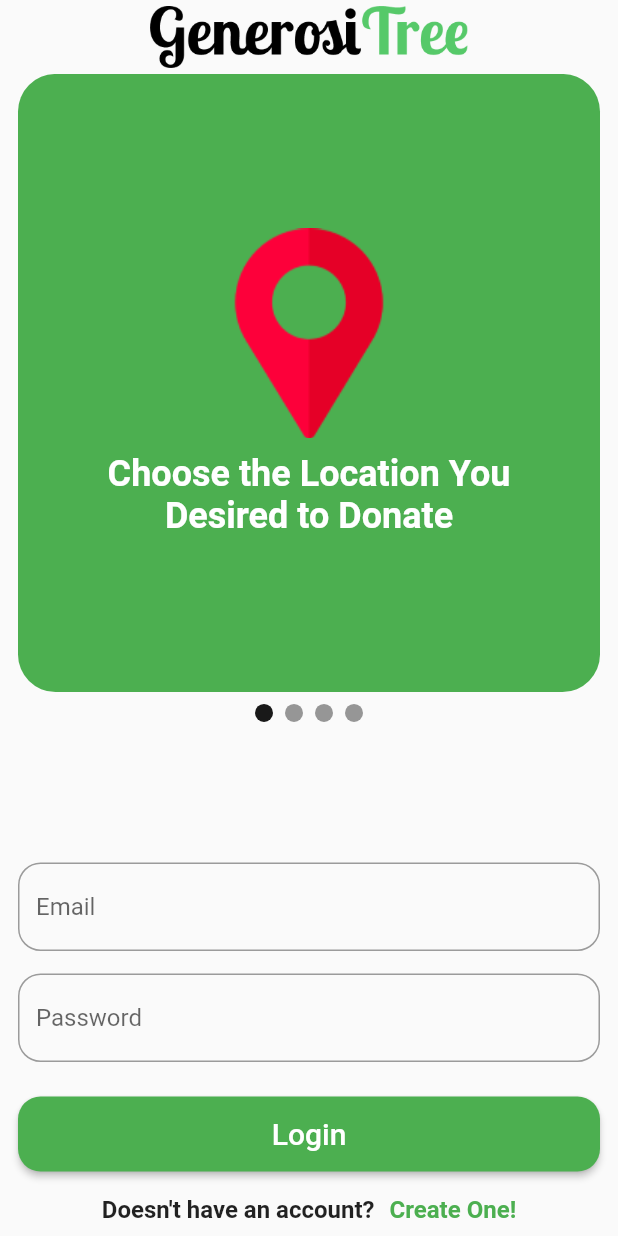
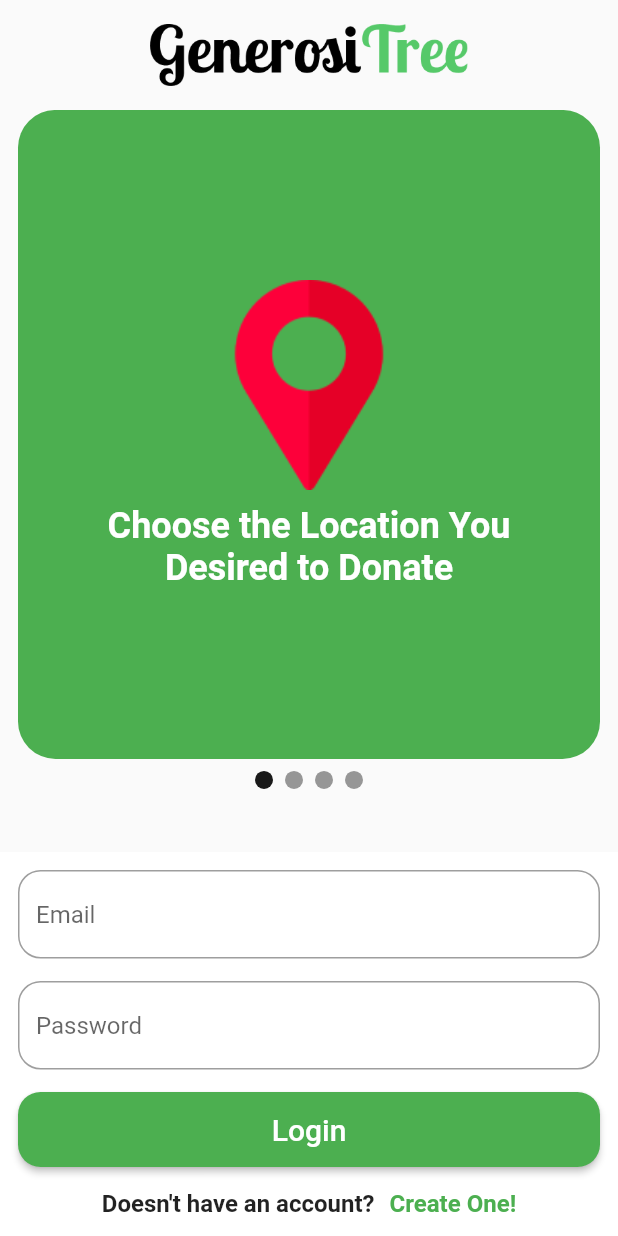
Before and after one commit to PBP-E-03/proyek-akhir-semester, a Flutter app: the screen it shows after launch, on a phone screen of 412 x 824 dp. Run offline on Flutter 3.47's test engine with Material 2 defaults, Android fonts, the phone set to English and light mode, and no system bars; drawn by our look-alikes of carousel_slider; our stand-ins replace email_validator, flutter_secure_storage, jwt_decoder, synchronized.

Commit message:
fixed overflow on login screen

```diff
--- a/lib/authentication/components/text_field_components.dart
+++ b/lib/authentication/components/text_field_components.dart
@@ -32,6 +32,7 @@ class TextFieldComponent extends StatelessWidget {
   Widget build(BuildContext context) {
     return SizedBox(
       height: height,
+      width: MediaQuery.of(context).size.width,
       // Using padding of 8 pixels
       child: TextFormField(
         obscureText: isTextObscured,
--- a/lib/authentication/screens/login_screen.dart
+++ b/lib/authentication/screens/login_screen.dart
@@ -44,17 +44,17 @@ class _LoginScreenState extends State<LoginScreen> {
   Widget build(BuildContext context) {
     return Scaffold(
         body: SafeArea(
-      child: Column(
-        mainAxisAlignment: MainAxisAlignment.spaceBetween,
+      child: Stack(
+        fit: StackFit.expand,
         children: [
           Column(children: [
             Padding(
-              padding: const EdgeInsets.all(4),
+              padding: const EdgeInsets.symmetric(vertical: 16, horizontal: 4),
               child: Image.asset("assets/images/logo-black.png",
                   fit: BoxFit.cover, width: 212),
             ),
             SliderComponent(
-                height: MediaQuery.of(context).size.height * 0.5,
+                height: MediaQuery.of(context).size.height * 0.525,
                 items: widget.list
                     .map((item) => Padding(
                           padding: const EdgeInsets.symmetric(
@@ -87,8 +87,13 @@ class _LoginScreenState extends State<LoginScreen> {
                         ))
                     .toList())
           ]),
-          Padding(
-              padding: const EdgeInsets.symmetric(horizontal: 12, vertical: 0),
+          Positioned(
+              left: 0,
+              right: 0,
+              bottom: 0,
+              child: Container(
+                color: Colors.white,
+                padding: const EdgeInsets.all(12),
                 child: Form(
                   key: _loginFormKey,
                   child: Column(
@@ -131,9 +136,7 @@ class _LoginScreenState extends State<LoginScreen> {
                       const SizedBox(
                         height: 15,
                       ),
-                    Padding(
-                        padding: const EdgeInsets.symmetric(vertical: 8),
-                        child: ElevatedButton(
+                      ElevatedButton(
                           onPressed: () async {
                             if (_loginFormKey.currentState!.validate()) {
                               Map<String, String> body = {
@@ -159,8 +162,8 @@ class _LoginScreenState extends State<LoginScreen> {
                                     )));
                               } else {
                                 Future.delayed(Duration.zero).then((value) =>
-                                      ScaffoldMessenger.of(context)
-                                          .showSnackBar(const SnackBar(
+                                    ScaffoldMessenger.of(context).showSnackBar(
+                                        const SnackBar(
                                             content: Text(
                                                 "Email or password are wrong"))));
                               }
@@ -175,10 +178,11 @@ class _LoginScreenState extends State<LoginScreen> {
                           child: const Text(
                             'Login',
                             style: TextStyle(fontSize: 20),
-                            ))),
-                    Padding(
-                      padding: const EdgeInsets.symmetric(vertical: 8),
-                      child: Row(
+                          )),
+                      const SizedBox(
+                        height: 15,
+                      ),
+                      Row(
                         mainAxisAlignment: MainAxisAlignment.center,
                         children: [
                           const Text("Doesn't have an account?",
@@ -202,9 +206,9 @@ class _LoginScreenState extends State<LoginScreen> {
                                     color: Colors.green)),
                           )
                         ],
-                      ),
                       )
                     ],
+                  ),
                 ),
               ))
         ],
```
Lines whose indentation alone changed are shown as unchanged.
